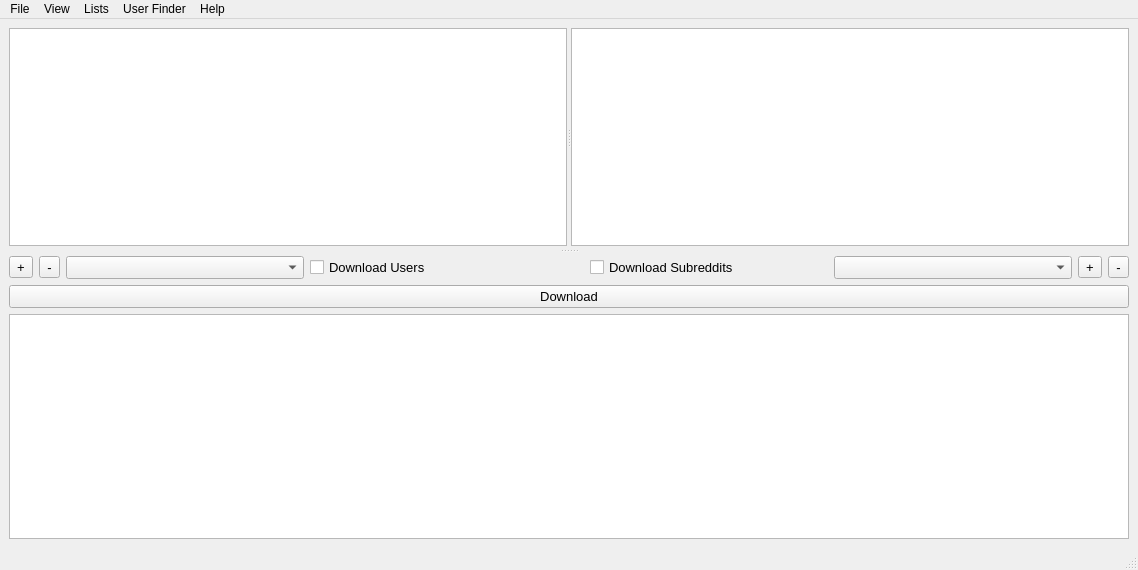
The window that DownloaderForReddit/GUI_Resources/DownloaderForRedditGUI.ui (MalloyDelacroix/DownloaderForReddit) describes before a commit, drawn with Qt 5.
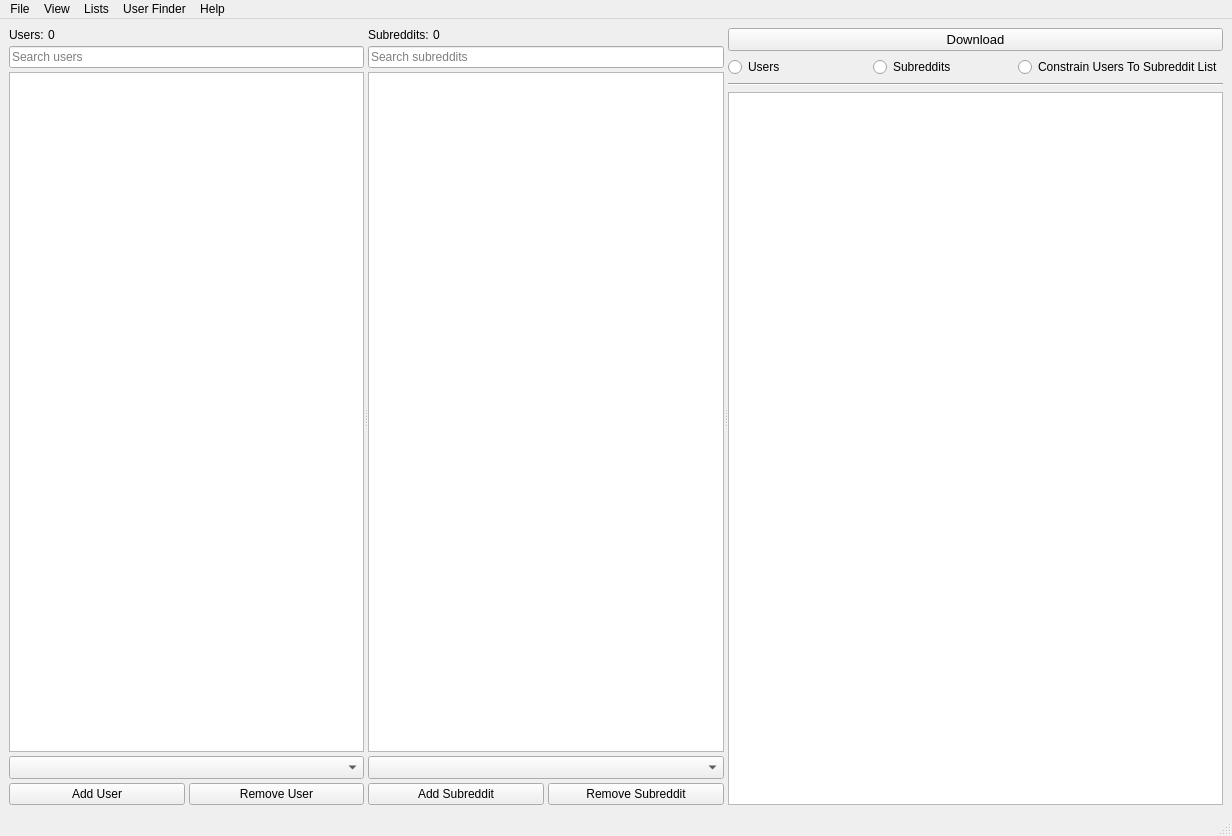
The same window after the commit. Icons and pictures are not drawn.

Commit message: Change main window layout

The edit to the form file:
```diff
--- a/DownloaderForReddit/GUI_Resources/DownloaderForRedditGUI.ui
+++ b/DownloaderForReddit/GUI_Resources/DownloaderForRedditGUI.ui
@@ -6,8 +6,8 @@
    <rect>
     <x>0</x>
     <y>0</y>
-    <width>1138</width>
-    <height>570</height>
+    <width>1232</width>
+    <height>836</height>
    </rect>
   </property>
   <property name="windowTitle">
@@ -18,37 +18,144 @@
     <normaloff>../Resources/Images/RedditDownloaderIcon.png</normaloff>../Resources/Images/RedditDownloaderIcon.png</iconset>
   </property>
   <widget class="QWidget" name="centralwidget">
-   <layout class="QGridLayout" name="gridLayout">
-    <item row="0" column="0">
-     <widget class="QSplitter" name="vert_splitter">
+   <layout class="QVBoxLayout" name="verticalLayout_4">
+    <item>
+     <widget class="QSplitter" name="horz_splitter">
+      <property name="frameShape">
+       <enum>QFrame::NoFrame</enum>
+      </property>
       <property name="orientation">
-       <enum>Qt::Vertical</enum>
+       <enum>Qt::Horizontal</enum>
       </property>
-      <property name="handleWidth">
-       <number>10</number>
-      </property>
-      <widget class="QSplitter" name="horz_splitter">
-       <property name="orientation">
-        <enum>Qt::Horizontal</enum>
-       </property>
-       <widget class="QListView" name="user_list_view">
-        <property name="font">
-         <font>
-          <pointsize>10</pointsize>
-         </font>
+      <widget class="QWidget" name="layoutWidget">
+       <layout class="QVBoxLayout" name="verticalLayout">
+        <property name="spacing">
+         <number>4</number>
         </property>
-       </widget>
-       <widget class="QListView" name="subreddit_list_view">
-        <property name="font">
-         <font>
-          <pointsize>10</pointsize>
-         </font>
-        </property>
-       </widget>
+        <item>
+         <layout class="QHBoxLayout" name="horizontalLayout_4">
+          <item>
+           <widget class="QLabel" name="label_2">
+            <property name="text">
+             <string>Users:</string>
+            </property>
+           </widget>
+          </item>
+          <item>
+           <widget class="QLabel" name="user_count_label">
+            <property name="sizePolicy">
+             <sizepolicy hsizetype="Expanding" vsizetype="Preferred">
+              <horstretch>0</horstretch>
+              <verstretch>0</verstretch>
+             </sizepolicy>
+            </property>
+            <property name="text">
+             <string>0</string>
+            </property>
+           </widget>
+          </item>
+         </layout>
+        </item>
+        <item>
+         <widget class="QLineEdit" name="user_list_search_edit">
+          <property name="placeholderText">
+           <string>Search users</string>
+          </property>
+         </widget>
+        </item>
+        <item>
+         <widget class="QListView" name="user_list_view">
+          <property name="font">
+           <font>
+            <pointsize>10</pointsize>
+           </font>
+          </property>
+          <property name="selectionMode">
+           <enum>QAbstractItemView::ExtendedSelection</enum>
+          </property>
+         </widget>
+        </item>
+        <item>
+         <widget class="QComboBox" name="user_lists_combo">
+          <property name="font">
+           <font>
+            <pointsize>10</pointsize>
+           </font>
+          </property>
+          <property name="toolTip">
+           <string>Current user list</string>
+          </property>
+         </widget>
+        </item>
+        <item>
+         <layout class="QHBoxLayout" name="horizontalLayout">
+          <item>
+           <widget class="QPushButton" name="add_user_button">
+            <property name="text">
+             <string>Add User</string>
+            </property>
+           </widget>
+          </item>
+          <item>
+           <widget class="QPushButton" name="remove_user_button">
+            <property name="text">
+             <string>Remove User</string>
+            </property>
+           </widget>
+          </item>
+         </layout>
+        </item>
+       </layout>
       </widget>
       <widget class="QWidget" name="layoutWidget">
-       <layout class="QGridLayout" name="gridLayout_2">
-        <item row="0" column="6">
+       <layout class="QVBoxLayout" name="verticalLayout_2">
+        <property name="spacing">
+         <number>4</number>
+        </property>
+        <item>
+         <layout class="QHBoxLayout" name="horizontalLayout_5">
+          <item>
+           <widget class="QLabel" name="label_4">
+            <property name="text">
+             <string>Subreddits:</string>
+            </property>
+           </widget>
+          </item>
+          <item>
+           <widget class="QLabel" name="subreddit_count_label">
+            <property name="sizePolicy">
+             <sizepolicy hsizetype="Expanding" vsizetype="Preferred">
+              <horstretch>0</horstretch>
+              <verstretch>0</verstretch>
+             </sizepolicy>
+            </property>
+            <property name="text">
+             <string>0</string>
+            </property>
+           </widget>
+          </item>
+         </layout>
+        </item>
+        <item>
+         <widget class="QLineEdit" name="subreddit_list_search_edit">
+          <property name="placeholderText">
+           <string>Search subreddits</string>
+          </property>
+         </widget>
+        </item>
+        <item>
+         <widget class="QListView" name="subreddit_list_view">
+          <property name="font">
+           <font>
+            <pointsize>10</pointsize>
+           </font>
+          </property>
+          <property name="selectionMode">
+           <enum>QAbstractItemView::ExtendedSelection</enum>
+          </property>
+         </widget>
+        </item>
+        <item>
          <widget class="QComboBox" name="subreddit_list_combo">
           <property name="font">
            <font>
@@ -60,23 +167,33 @@
           </property>
          </widget>
         </item>
-        <item row="0" column="0">
-         <widget class="QToolButton" name="add_user_button">
-          <property name="font">
-           <font>
-            <pointsize>10</pointsize>
-           </font>
-          </property>
-          <property name="toolTip">
-           <string>&lt;html&gt;&lt;head/&gt;&lt;body&gt;&lt;p&gt;Add user to selected list&lt;/p&gt;&lt;/body&gt;&lt;/html&gt;</string>
-          </property>
-          <property name="text">
-           <string>+</string>
-          </property>
-         </widget>
+        <item>
+         <layout class="QHBoxLayout" name="horizontalLayout_2">
+          <item>
+           <widget class="QPushButton" name="add_subreddit_button">
+            <property name="text">
+             <string>Add Subreddit</string>
+            </property>
+           </widget>
+          </item>
+          <item>
+           <widget class="QPushButton" name="remove_subreddit_button">
+            <property name="text">
+             <string>Remove Subreddit</string>
+            </property>
+           </widget>
+          </item>
+         </layout>
         </item>
-        <item row="0" column="1">
-         <widget class="QToolButton" name="remove_user_button">
+       </layout>
+      </widget>
+      <widget class="QWidget" name="layoutWidget">
+       <layout class="QVBoxLayout" name="verticalLayout_3">
+        <property name="spacing">
+         <number>6</number>
+        </property>
+        <item>
+         <widget class="QPushButton" name="download_button">
           <property name="font">
            <font>
             <pointsize>10</pointsize>
@@ -86,144 +203,60 @@
            <string>Remove user from selected list</string>
           </property>
           <property name="text">
-           <string>-</string>
+           <string>Download</string>
           </property>
          </widget>
         </item>
-        <item row="0" column="8">
-         <widget class="QToolButton" name="remove_subreddit_button">
-          <property name="font">
-           <font>
-            <pointsize>10</pointsize>
-           </font>
-          </property>
-          <property name="toolTip">
-           <string>Remove subreddit from selected list</string>
-          </property>
-          <property name="text">
-           <string>-</string>
-          </property>
-         </widget>
+        <item>
+         <layout class="QHBoxLayout" name="horizontalLayout_3">
+          <item>
+           <widget class="QRadioButton" name="download_users_radio">
+            <property name="toolTip">
+             <string>Download only user list</string>
+            </property>
+            <property name="text">
+             <string>Users</string>
+            </property>
+           </widget>
+          </item>
+          <item>
+           <widget class="QRadioButton" name="download_subreddits_radio">
+            <property name="toolTip">
+             <string>Download only subreddit list</string>
+            </property>
+            <property name="text">
+             <string>Subreddits</string>
+            </property>
+           </widget>
+          </item>
+          <item>
+           <widget class="QRadioButton" name="constain_to_sub_list_radio">
+            <property name="toolTip">
+             <string>&lt;html&gt;&lt;head/&gt;&lt;body&gt;&lt;p&gt;Download user list, but only extract posts made to subreddits in the subreddit list&lt;/p&gt;&lt;/body&gt;&lt;/html&gt;</string>
+            </property>
+            <property name="text">
+             <string>Constrain Users To Subreddit List</string>
+            </property>
+           </widget>
+          </item>
+         </layout>
         </item>
-        <item row="0" column="7">
-         <widget class="QToolButton" name="add_subreddit_button">
-          <property name="font">
-           <font>
-            <pointsize>10</pointsize>
-           </font>
-          </property>
-          <property name="toolTip">
-           <string>Add subreddit to selected list</string>
-          </property>
-          <property name="text">
-           <string>+</string>
-          </property>
-         </widget>
-        </item>
-        <item row="0" column="3">
-         <widget class="QCheckBox" name="download_users_checkbox">
-          <property name="sizePolicy">
-           <sizepolicy hsizetype="Minimum" vsizetype="Fixed">
-            <horstretch>0</horstretch>
-            <verstretch>0</verstretch>
-           </sizepolicy>
-          </property>
-          <property name="maximumSize">
-           <size>
-            <width>16777201</width>
-            <height>16777215</height>
-           </size>
-          </property>
-          <property name="baseSize">
-           <size>
-            <width>0</width>
-            <height>0</height>
-           </size>
-          </property>
-          <property name="font">
-           <font>
-            <pointsize>10</pointsize>
-           </font>
-          </property>
-          <property name="toolTip">
-           <string>Download from User list</string>
-          </property>
-          <property name="text">
-           <string>Download Users</string>
-          </property>
-         </widget>
-        </item>
-        <item row="0" column="4">
-         <spacer name="horizontalSpacer">
+        <item>
+         <widget class="Line" name="line">
           <property name="orientation">
            <enum>Qt::Horizontal</enum>
           </property>
-          <property name="sizeType">
-           <enum>QSizePolicy::Fixed</enum>
-          </property>
-          <property name="sizeHint" stdset="0">
-           <size>
-            <width>30</width>
-            <height>20</height>
-           </size>
-          </property>
-         </spacer>
-        </item>
-        <item row="0" column="2">
-         <widget class="QComboBox" name="user_lists_combo">
-          <property name="font">
-           <font>
-            <pointsize>10</pointsize>
-           </font>
-          </property>
-          <property name="toolTip">
-           <string>Current user list</string>
-          </property>
          </widget>
         </item>
-        <item row="0" column="5">
-         <widget class="QCheckBox" name="download_subreddit_checkbox">
+        <item>
+         <widget class="QTextBrowser" name="output_box">
           <property name="font">
            <font>
             <pointsize>10</pointsize>
            </font>
           </property>
-          <property name="toolTip">
-           <string>Download from Subreddit list</string>
-          </property>
-          <property name="text">
-           <string>Download Subreddits</string>
-          </property>
          </widget>
         </item>
-        <item row="1" column="0" colspan="9">
-         <layout class="QGridLayout" name="gridLayout_5">
-          <item row="1" column="0">
-           <widget class="QTextBrowser" name="output_box">
-            <property name="font">
-             <font>
-              <pointsize>10</pointsize>
-             </font>
-            </property>
-           </widget>
-          </item>
-          <item row="0" column="0">
-           <widget class="QPushButton" name="download_button">
-            <property name="font">
-             <font>
-              <pointsize>10</pointsize>
-             </font>
-            </property>
-            <property name="toolTip">
-             <string>Download selected user or subreddit list</string>
-            </property>
-            <property name="text">
-             <string>Download</string>
-            </property>
-           </widget>
-          </item>
-         </layout>
-        </item>
        </layout>
       </widget>
      </widget>
@@ -235,7 +268,7 @@
     <rect>
      <x>0</x>
      <y>0</y>
-     <width>1138</width>
+     <width>1232</width>
      <height>31</height>
     </rect>
    </property>
```
Left out of the diff: 4 changed lines with no effect on the pictures. The commit also changes 5 other files.
